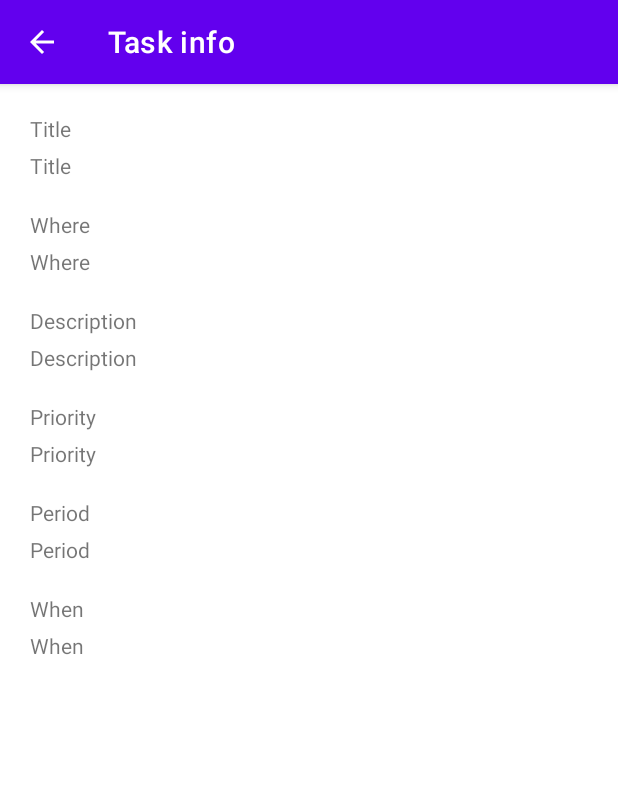
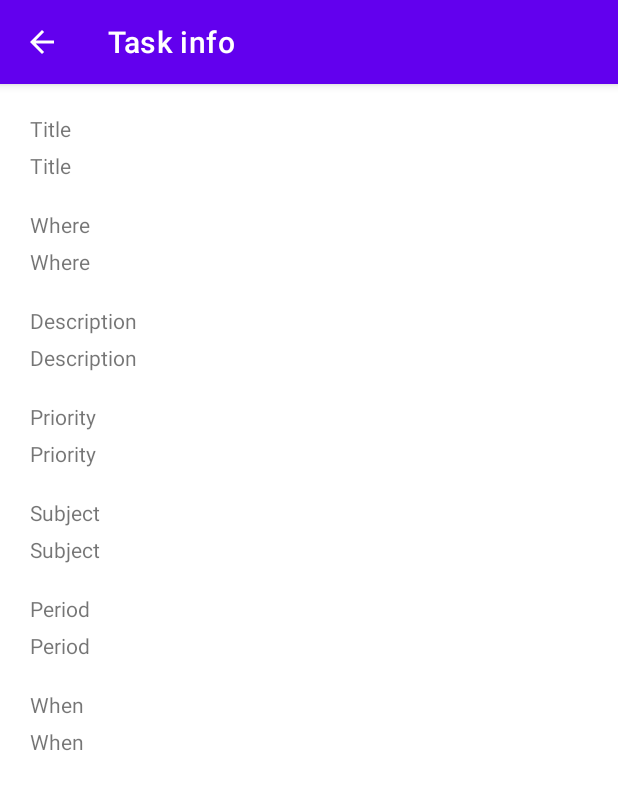
Before and after one commit to netoneze/disp-moveis-utfprcp, an Android app: the ActivityMostrarTarefa screen opened directly, with no data from a screen before it, on a phone screen of 412 x 824 dp. Shown: the top 790 px of the screen. Run offline under Robolectric (Android 15) with nearby library versions, the phone set to English and light mode, and no system bars.

Commit message:
Adicionado textviews

```diff
--- a/app/src/main/res/layout/activity_mostrar_tarefa.xml
+++ b/app/src/main/res/layout/activity_mostrar_tarefa.xml
@@ -115,7 +115,7 @@
         android:layout_marginTop="20dp"
         android:text="@string/periodo"
         app:layout_constraintStart_toStartOf="parent"
-        app:layout_constraintTop_toBottomOf="@+id/textViewPrioridadeMostrarConteudo" />
+        app:layout_constraintTop_toBottomOf="@+id/textViewDisciplinaMostrarConteudo" />
 
     <TextView
         android:id="@+id/textViewDataMostrar"
@@ -139,4 +139,26 @@
         app:layout_constraintStart_toStartOf="parent"
         app:layout_constraintTop_toBottomOf="@+id/textViewDataMostrar" />
 
+    <TextView
+        android:id="@+id/textViewDisciplinaMostrar"
+        android:layout_width="wrap_content"
+        android:layout_height="wrap_content"
+        android:layout_marginStart="20dp"
+        android:layout_marginLeft="20dp"
+        android:layout_marginTop="20dp"
+        android:text="@string/disciplina"
+        app:layout_constraintStart_toStartOf="parent"
+        app:layout_constraintTop_toBottomOf="@+id/textViewPrioridadeMostrarConteudo" />
+
+    <TextView
+        android:id="@+id/textViewDisciplinaMostrarConteudo"
+        android:layout_width="wrap_content"
+        android:layout_height="wrap_content"
+        android:layout_marginStart="20dp"
+        android:layout_marginLeft="20dp"
+        android:layout_marginTop="5dp"
+        android:text="@string/disciplina"
+        app:layout_constraintStart_toStartOf="parent"
+        app:layout_constraintTop_toBottomOf="@+id/textViewDisciplinaMostrar" />
+
 </androidx.constraintlayout.widget.ConstraintLayout>
```
